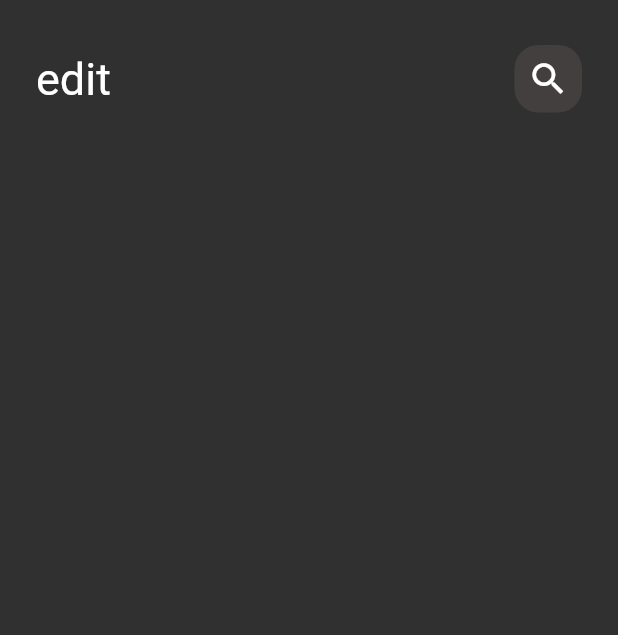
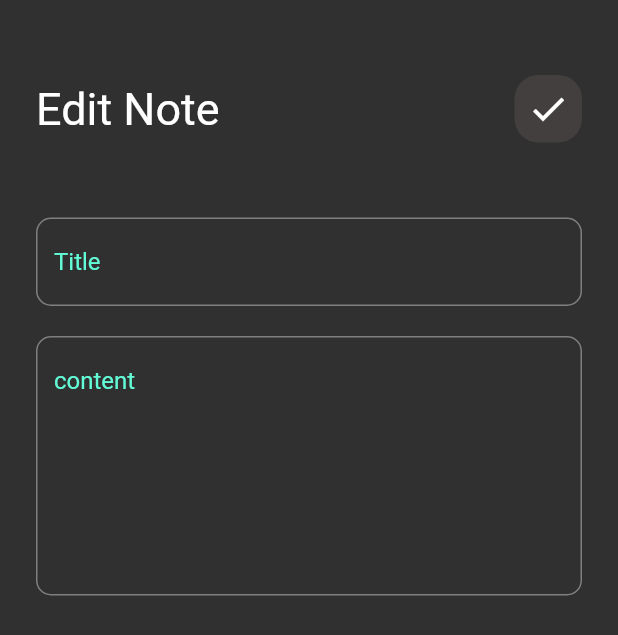
Before and after one commit to MarwanZeros111/notes_app, a Flutter app: the screen it shows after launch, after a tap on "Flutter Tips", on a phone screen of 412 x 824 dp. Shown: the top 635 px of the screen. Run offline on Flutter 3.47's test engine with Material 2 defaults, Android fonts, the phone set to English and light mode, and no system bars; our stand-ins replace font_awesome_flutter.

Commit message:
add custom app bar and body in edit node body

```diff
--- a/app_note/lib/Views/widget/custmo_app_bar.dart
+++ b/app_note/lib/Views/widget/custmo_app_bar.dart
@@ -2,10 +2,11 @@ import 'package:app_note/Views/widget/custom_icon.dart';
 import 'package:flutter/material.dart';
 
 class customAppBar extends StatelessWidget {
-  const customAppBar({required this.text, super.key});
+  const customAppBar({required this.text, super.key, required this.ico});
 
   @override
   final String text;
+  final IconData ico;
   Widget build(BuildContext context) {
     return Row(
       children: [
@@ -17,7 +18,9 @@ class customAppBar extends StatelessWidget {
           style: TextStyle(fontSize: 30),
         ),
         Spacer(),
-        icon()
+        icon(
+          ico: ico,
+        )
       ],
     );
   }
--- a/app_note/lib/Views/widget/custom_icon.dart
+++ b/app_note/lib/Views/widget/custom_icon.dart
@@ -1,9 +1,10 @@
 import 'package:flutter/material.dart';
 
 class icon extends StatelessWidget {
-  const icon({super.key});
+  const icon({super.key, required this.ico});
 
   @override
+  final IconData ico;
   Widget build(BuildContext context) {
     return Container(
       height: 45,
@@ -11,9 +12,9 @@ class icon extends StatelessWidget {
       decoration: BoxDecoration(
           color: const Color.fromARGB(255, 68, 63, 63),
           borderRadius: BorderRadius.circular(16)),
-      child: const Center(
+      child: Center(
         child: Icon(
-          Icons.search,
+          ico,
           size: 28,
         ),
       ),
--- a/app_note/lib/Views/widget/edit_note_view_body.dart
+++ b/app_note/lib/Views/widget/edit_note_view_body.dart
@@ -1,4 +1,6 @@
 import 'package:app_note/Views/widget/custmo_app_bar.dart';
+import 'package:app_note/Views/widget/custom_icon.dart';
+import 'package:app_note/Views/widget/custom_text_field.dart';
 import 'package:flutter/material.dart';
 
 class editNoteViewbody extends StatelessWidget {
@@ -11,9 +13,23 @@ class editNoteViewbody extends StatelessWidget {
       child: Column(
         children: [
           SizedBox(
-            height: 30,
+            height: 50,
           ),
-          customAppBar(text: 'edit')
+          customAppBar(
+            text: 'Edit Note',
+            ico: Icons.check,
+          ),
+          SizedBox(
+            height: 50,
+          ),
+          customtext(hint: 'Title'),
+          SizedBox(
+            height: 20,
+          ),
+          customtext(
+            hint: 'content',
+            maxlen: 7,
+          )
         ],
       ),
     );
--- a/app_note/lib/Views/widget/note_view_body.dart
+++ b/app_note/lib/Views/widget/note_view_body.dart
@@ -17,6 +17,7 @@ class noteViewBody extends StatelessWidget {
           ),
           customAppBar(
             text: 'Note',
+            ico: Icons.search,
           ),
           Expanded(child: ListviewItem())
         ],
```
